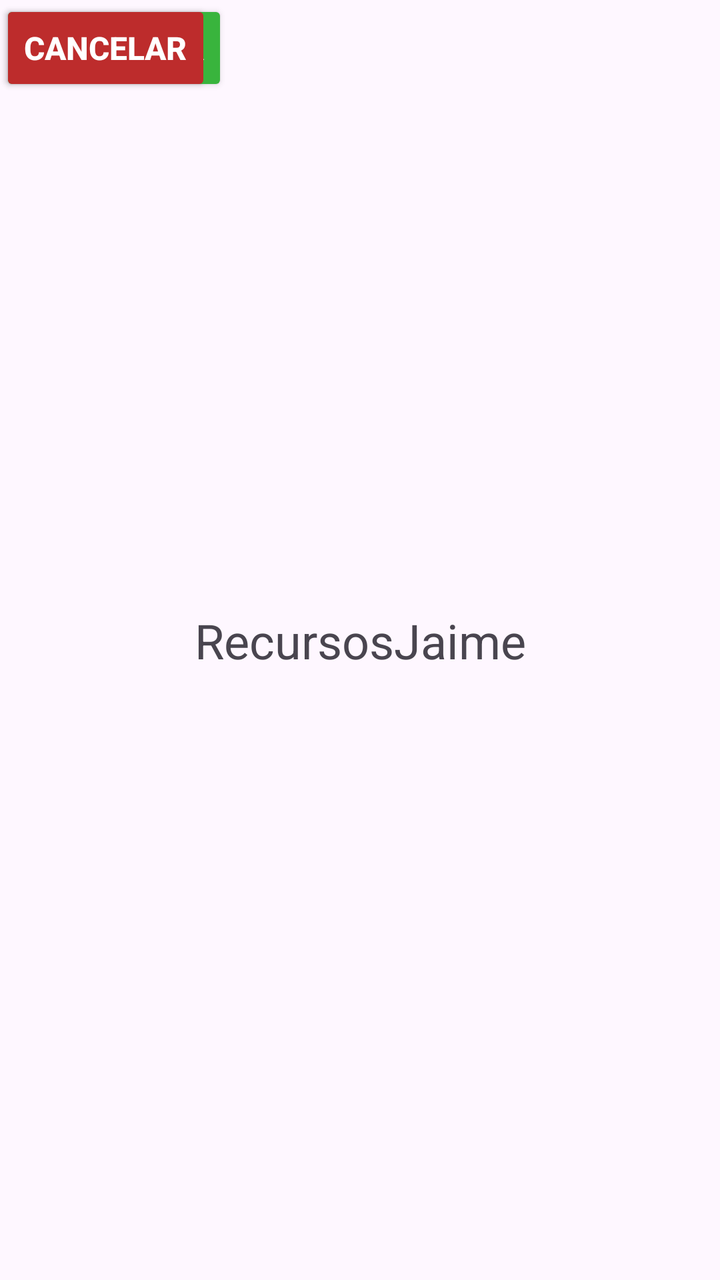
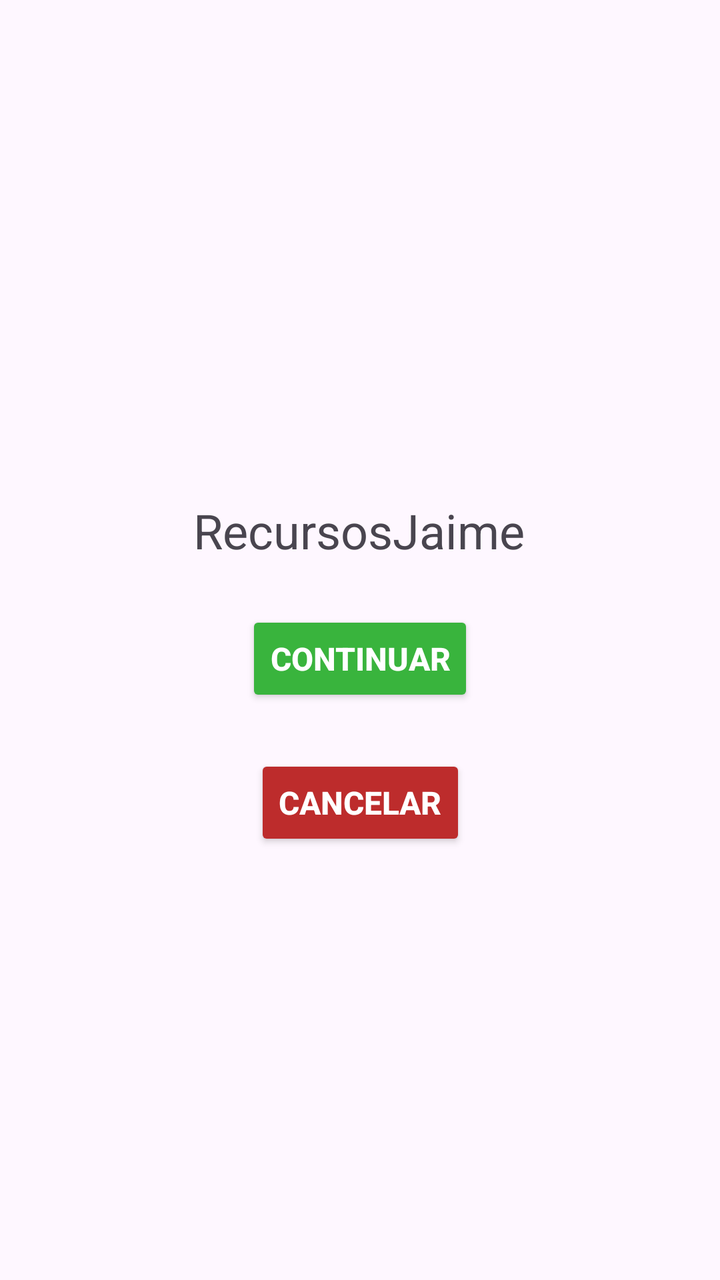

An Android layout rendered at two revisions. The XML below is the earlier revision; the diff shows what the commit changed to produce the second picture.
<!-- AndroidManifest.xml: application theme Theme.RecursosJaime -->
<!-- res/layout/activity_main.xml -->
<?xml version="1.0" encoding="utf-8"?>
<androidx.constraintlayout.widget.ConstraintLayout xmlns:android="http://schemas.android.com/apk/res/android"
    xmlns:app="http://schemas.android.com/apk/res-auto"
    xmlns:tools="http://schemas.android.com/tools"
    android:id="@+id/main"
    android:layout_width="match_parent"
    android:layout_height="match_parent"
    tools:context=".MainActivity">

    <TextView
        android:layout_width="wrap_content"
        android:layout_height="wrap_content"
        android:text="@string/app_name"
        android:textSize="24sp"
        app:layout_constraintBottom_toBottomOf="parent"
        app:layout_constraintEnd_toEndOf="parent"
        app:layout_constraintStart_toStartOf="parent"
        app:layout_constraintTop_toTopOf="parent" />

    <Button
        android:id="@+id/button"
        android:layout_width="wrap_content"
        android:layout_height="wrap_content"
        android:text="@string/btn_continuar"
        app:backgroundTint="@color/green"
        style="@style/EstiloBotones"
        tools:ignore="MissingConstraints"
        tools:layout_editor_absoluteX="150dp"
        tools:layout_editor_absoluteY="405dp" />

    <Button
        android:id="@+id/button2"
        android:layout_width="wrap_content"
        android:layout_height="wrap_content"
        android:text="@string/btn_cancelar"
        app:backgroundTint="@color/red"
        style="@style/EstiloBotones"
        tools:ignore="MissingConstraints"
        tools:layout_editor_absoluteX="157dp"
        tools:layout_editor_absoluteY="476dp" />


</androidx.constraintlayout.widget.ConstraintLayout>
<!-- resources referenced by this layout -->
<resources>
  <color name="green">#39B43D</color>
  <color name="red">#BD2C2C</color>
  <string name="app_name">RecursosJaime</string>
  <string name="btn_cancelar">Cancelar</string>
  <string name="btn_continuar">Continuar</string>
  <style name="EstiloBotones">
          <item name="android:layout_width">200dp</item>
          <item name="android:layout_height">wrap_content</item>
          <item name="android:textSize">16sp</item>
          <item name="android:textColor">#FFFFFFFF</item>
          <item name="android:textStyle">bold</item>
          <item name="android:layout_marginBottom">16dp</item>
      </style>
  <style name="Theme.RecursosJaime" parent="Base.Theme.RecursosJaime" />
  <style name="Base.Theme.RecursosJaime" parent="Theme.Material3.DayNight.NoActionBar">
          
          
      </style>
</resources>

<!-- the commit's change to res/layout/activity_main.xml (unified diff, before → after) -->
@@ -8,36 +8,40 @@
     tools:context=".MainActivity">
 
     <TextView
+        android:id="@+id/textView"
         android:layout_width="wrap_content"
         android:layout_height="wrap_content"
         android:text="@string/app_name"
         android:textSize="24sp"
         app:layout_constraintBottom_toBottomOf="parent"
         app:layout_constraintEnd_toEndOf="parent"
+        app:layout_constraintHorizontal_bias="0.497"
         app:layout_constraintStart_toStartOf="parent"
-        app:layout_constraintTop_toTopOf="parent" />
+        app:layout_constraintTop_toTopOf="parent"
+        app:layout_constraintVertical_bias="0.41" />
 
     <Button
         android:id="@+id/button"
+        style="@style/EstiloBotones"
         android:layout_width="wrap_content"
         android:layout_height="wrap_content"
+        android:layout_marginTop="24dp"
         android:text="@string/btn_continuar"
         app:backgroundTint="@color/green"
-        style="@style/EstiloBotones"
-        tools:ignore="MissingConstraints"
-        tools:layout_editor_absoluteX="150dp"
-        tools:layout_editor_absoluteY="405dp" />
+        app:layout_constraintTop_toBottomOf="@id/textView"
+        app:layout_constraintStart_toStartOf="parent"
+        app:layout_constraintEnd_toEndOf="parent" />
 
     <Button
         android:id="@+id/button2"
+        style="@style/EstiloBotones"
         android:layout_width="wrap_content"
         android:layout_height="wrap_content"
+        android:layout_marginTop="24dp"
         android:text="@string/btn_cancelar"
         app:backgroundTint="@color/red"
-        style="@style/EstiloBotones"
-        tools:ignore="MissingConstraints"
-        tools:layout_editor_absoluteX="157dp"
-        tools:layout_editor_absoluteY="476dp" />
-
+        app:layout_constraintTop_toBottomOf="@id/button"
+        app:layout_constraintStart_toStartOf="parent"
+        app:layout_constraintEnd_toEndOf="parent" />
 
 </androidx.constraintlayout.widget.ConstraintLayout>
